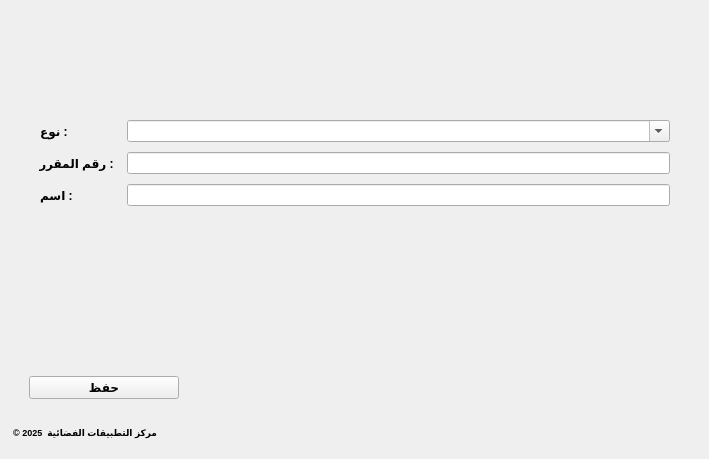
First picture: the form in gui/PopupDialog.ui, repository Zuhir-Benslama/CAM-Communal-Addressing-Map, before the edit.
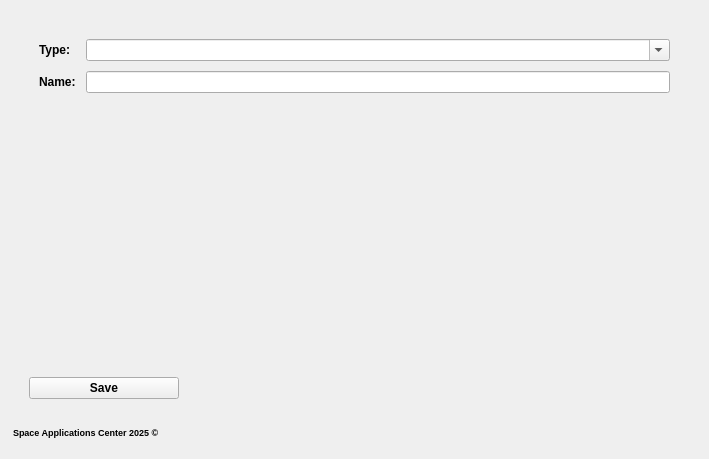
Second picture: the form after the edit. The open tabs and pages were chosen to show the change. Icons and pictures are not drawn.

The edit to the form file:
```diff
--- a/gui/PopupDialog.ui
+++ b/gui/PopupDialog.ui
@@ -30,58 +30,7 @@
     <normaloff>../resources/icon.png</normaloff>../resources/icon.png</iconset>
   </property>
   <layout class="QVBoxLayout" name="verticalLayout_2">
-   <item>
-    <widget class="QFrame" name="frame_12">
-     <property name="minimumSize">
-      <size>
-       <width>0</width>
-       <height>75</height>
-      </size>
-     </property>
-     <property name="maximumSize">
-      <size>
-       <width>16777215</width>
-       <height>75</height>
-      </size>
-     </property>
-     <property name="frameShape">
-      <enum>QFrame::NoFrame</enum>
-     </property>
-     <property name="frameShadow">
-      <enum>QFrame::Raised</enum>
-     </property>
-     <property name="lineWidth">
-      <number>1</number>
-     </property>
-     <layout class="QHBoxLayout" name="horizontalLayout_11">
-      <property name="leftMargin">
-       <number>10</number>
-      </property>
-      <property name="topMargin">
-       <number>0</number>
-      </property>
-      <property name="rightMargin">
-       <number>13</number>
-      </property>
-      <property name="bottomMargin">
-       <number>0</number>
-      </property>
-      <item>
-       <widget class="QLabel" name="label_3">
-        <property name="text">
-         <string />
-        </property>
-        <property name="pixmap">
-         <pixmap>../icons/Logo_MICLAT.jpg</pixmap>
-        </property>
-        <property name="scaledContents">
-         <bool>true</bool>
-        </property>
-       </widget>
-      </item>
-     </layout>
-    </widget>
-   </item>
+
    <item>
     <widget class="QStackedWidget" name="router">
      <property name="styleSheet">
@@ -239,7 +188,7 @@
                </font>
               </property>
               <property name="text">
-               <string> : نوع</string>
+               <string>Type:</string>
               </property>
              </widget>
             </item>
@@ -250,38 +199,23 @@
               </property>
              </widget>
             </item>
-            <item row="2" column="0">
-             <widget class="QLabel" name="label_23">
-              <property name="font">
-               <font>
-                <weight>75</weight>
-                <bold>true</bold>
-               </font>
-              </property>
-              <property name="text">
-               <string> : اسم</string>
-              </property>
-             </widget>
-            </item>
-            <item row="2" column="1">
-             <widget class="QLineEdit" name="nom_voie" />
-            </item>
-            <item row="1" column="1">
-             <widget class="QLineEdit" name="dec_voie" />
-            </item>
-            <item row="1" column="0">
-             <widget class="QLabel" name="label">
-              <property name="font">
-               <font>
-                <weight>75</weight>
-                <bold>true</bold>
-               </font>
-              </property>
-              <property name="text">
-               <string> : رقم المقرر</string>
-              </property>
-             </widget>
-            </item>
+             <item row="1" column="0">
+              <widget class="QLabel" name="label_23">
+               <property name="font">
+                <font>
+                 <weight>75</weight>
+                 <bold>true</bold>
+                </font>
+               </property>
+               <property name="text">
+                <string>Name:</string>
+               </property>
+              </widget>
+             </item>
+             <item row="1" column="1">
+              <widget class="QLineEdit" name="nom_voie" />
+             </item>
+
            </layout>
           </item>
           <item>
@@ -299,7 +233,7 @@
              </font>
             </property>
             <property name="text">
-             <string>حفظ</string>
+             <string>Save</string>
             </property>
             <property name="icon">
              <iconset>
@@ -1023,7 +957,7 @@
          </font>
         </property>
         <property name="text">
-         <string>مركز التطبيقات الفضائية  2025 ©</string>
+         <string>Space Applications Center 2025 ©</string>
         </property>
        </widget>
       </item>
```
Left out of the diff: 46 changed lines with no effect on the pictures.
